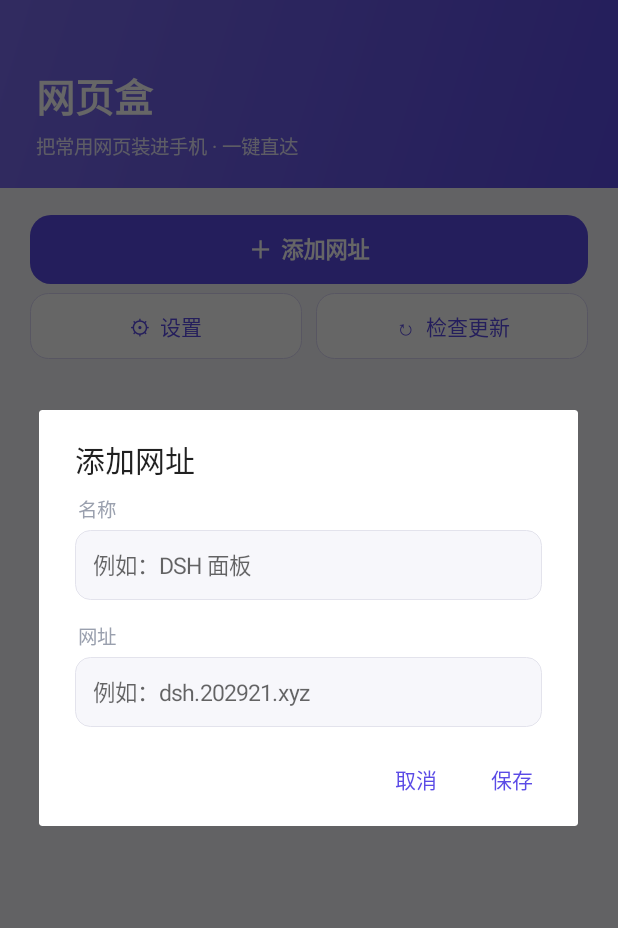
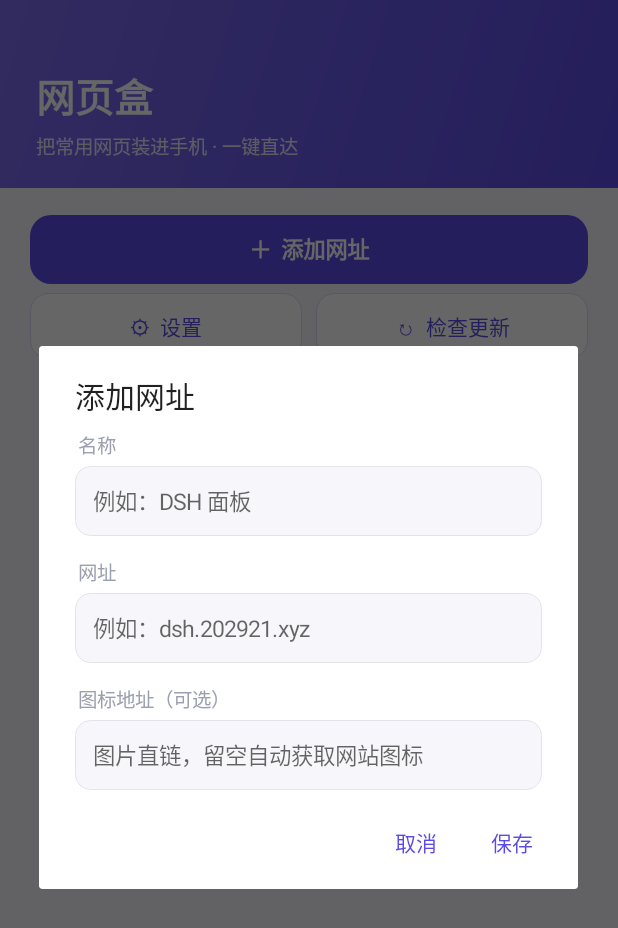
Before and after one commit to xb18/webbox-app, an Android app: the screen it shows after launch (MainActivity), after a tap on "＋ 添加网址", on a phone screen of 412 x 824 dp. Shown: the top 928 px of the screen. Run offline under Robolectric (Android 15) with nearby library versions, the phone set to English and light mode, and no system bars.

Commit message:
feat(icon): 支持自定义网站图标地址，优先于自动 favicon

```diff
--- a/android/app/src/main/java/com/xb18/webbox/MainActivity.kt
+++ b/android/app/src/main/java/com/xb18/webbox/MainActivity.kt
@@ -391,7 +391,7 @@ class MainActivity : Activity() {
         head.addView(avatar); head.addView(texts); head.addView(arrow)
 
         executor.execute {
-            val f = ShortcutHelper.fetchFavicon(this, site.url)
+            val f = ShortcutHelper.fetchSiteIcon(this, site)
             mainHandler.post {
                 f?.let { file ->
                     try {
@@ -449,7 +449,7 @@ class MainActivity : Activity() {
 
     private fun requestAddShortcut(site: Site) {
         executor.execute {
-            val favicon = ShortcutHelper.fetchFavicon(this, site.url)
+            val favicon = ShortcutHelper.fetchSiteIcon(this, site)
             mainHandler.post {
                 val started = try { ShortcutHelper.create(this, site, favicon) }
                 catch (_: Exception) { false }
@@ -492,7 +492,25 @@ class MainActivity : Activity() {
             textSize = 15f; setTextColor(textDark)
             setPadding(dp(12), dp(12), dp(12), dp(12)); background = inputBackground()
         }
-        layout.apply { addView(nameLabel); addView(nameInput); addView(urlLabel); addView(urlInput) }
+        val iconLabel = TextView(this).apply {
+            text = getString(R.string.site_icon); textSize = 13f
+            setTextColor(textGray); setPadding(dp(2), 0, 0, dp(4))
+            layoutParams = LinearLayout.LayoutParams(
+                ViewGroup.LayoutParams.MATCH_PARENT, ViewGroup.LayoutParams.WRAP_CONTENT
+            ).apply { setMargins(0, dp(14), 0, 0) }
+        }
+        val iconInput = EditText(this).apply {
+            hint = getString(R.string.site_icon_hint)
+            setText(site?.iconUrl.orEmpty())
+            inputType = InputType.TYPE_CLASS_TEXT or InputType.TYPE_TEXT_VARIATION_URI
+            textSize = 15f; setTextColor(textDark)
+            setPadding(dp(12), dp(12), dp(12), dp(12)); background = inputBackground()
+        }
+        layout.apply {
+            addView(nameLabel); addView(nameInput)
+            addView(urlLabel); addView(urlInput)
+            addView(iconLabel); addView(iconInput)
+        }
         AlertDialog.Builder(this)
             .setTitle(if (site == null) R.string.add_site else R.string.edit_site)
             .setView(layout)
@@ -503,7 +521,8 @@ class MainActivity : Activity() {
                     return@setPositiveButton
                 }
                 val name = nameInput.text.toString()
-                if (site == null) store.add(name, url) else store.update(site.id, name, url)
+                val icon = iconInput.text.toString()
+                if (site == null) store.add(name, url, icon) else store.update(site.id, name, url, icon)
                 refreshList()
             }
             .setNegativeButton(R.string.cancel, null)
--- a/android/app/src/main/res/values/strings.xml
+++ b/android/app/src/main/res/values/strings.xml
@@ -4,6 +4,8 @@
     <string name="add_site">添加网址</string>
     <string name="site_name">名称</string>
     <string name="site_url">网址</string>
+    <string name="site_icon">图标地址（可选）</string>
+    <string name="site_icon_hint">图片直链，留空自动获取网站图标</string>
     <string name="save">保存</string>
     <string name="site_name_hint">例如：DSH 面板</string>
     <string name="site_url_hint">例如：dsh.202921.xyz</string>
```
Also changed, not shown: android/app/src/main/java/com/xb18/webbox/ShortcutHelper.kt (+21 -0 lines), android/app/src/main/java/com/xb18/webbox/SiteStore.kt (+12 -3 lines).
